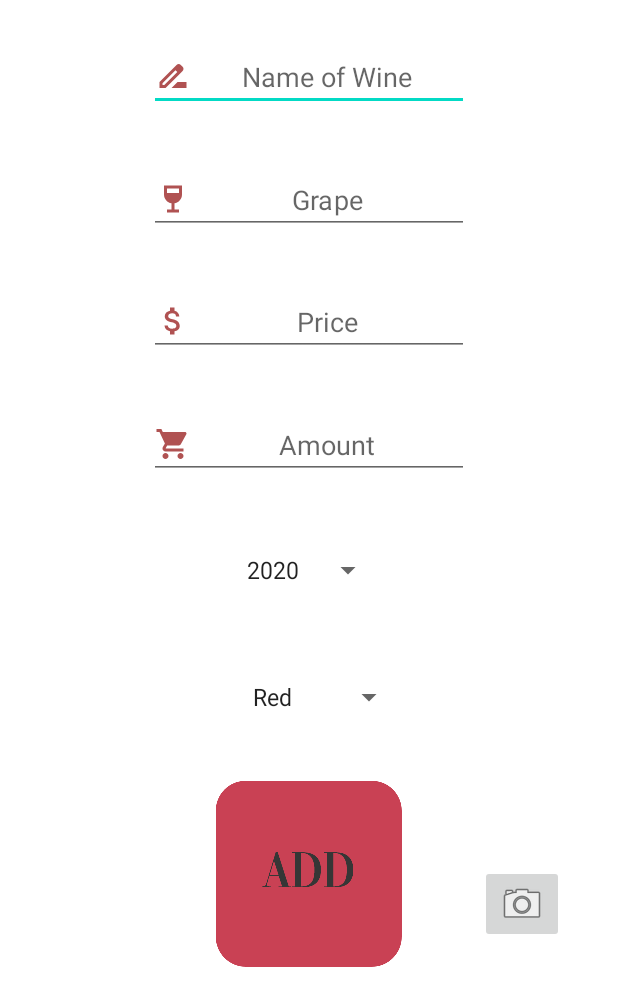
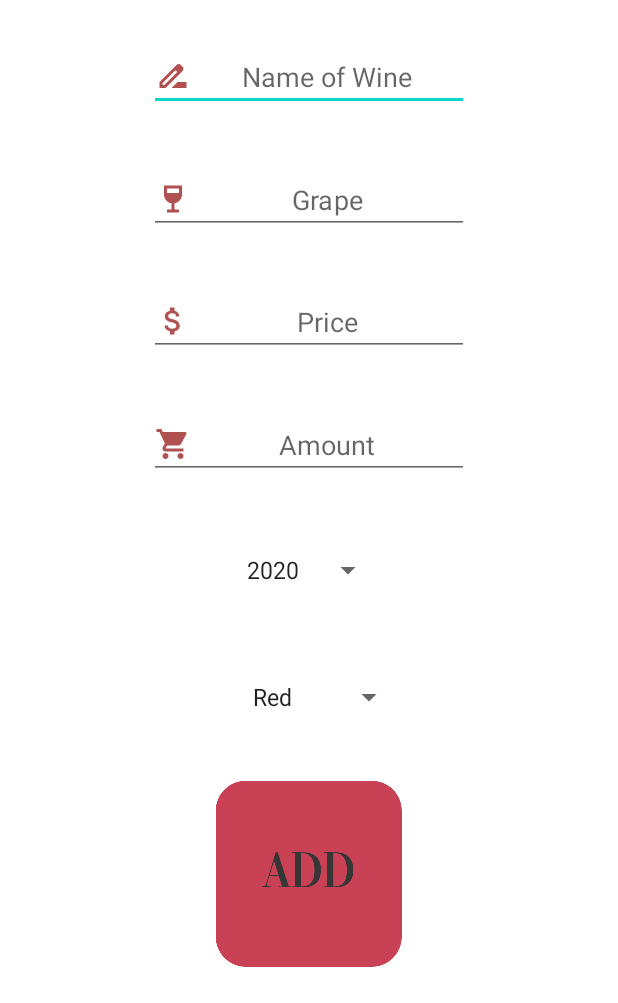
Before and after one commit to sincs99/Winecellar, an Android app: the AddActivity screen opened directly, with no data from a screen before it, on a phone screen of 412 x 824 dp, the part 233-1236 px from its top. Run offline under Robolectric (Android 15) with nearby library versions, the phone set to English and light mode, and no system bars.

Commit message:
Image in addView removed

```diff
--- a/app/src/main/java/com/example/winecellar/AddActivity.java
+++ b/app/src/main/java/com/example/winecellar/AddActivity.java
@@ -18,7 +18,7 @@ public class AddActivity extends AppCompatActivity {
     ImageView backButton;
     EditText editTextName, editTextGrape, editTextPrice, editTextAmount;
     Spinner spinnerYear, spinnerType;
-    ImageButton btnAdd, addImage;
+    ImageButton btnAdd;
 
     @Override
     protected void onCreate(Bundle savedInstanceState) {
@@ -34,7 +34,7 @@ public class AddActivity extends AppCompatActivity {
         spinnerType = findViewById(R.id.spinnerType);
         btnAdd = findViewById(R.id.addBtn);
         backButton = findViewById(R.id.backbtn);
-        addImage = findViewById(R.id.addImage);
+
 
 
 
--- a/app/src/main/res/layout/activity_add.xml
+++ b/app/src/main/res/layout/activity_add.xml
@@ -160,17 +160,6 @@
         app:layout_constraintStart_toStartOf="parent"
         app:layout_constraintTop_toBottomOf="@+id/spinnerYear" />
 
-    <ImageButton
-        android:id="@+id/addImage"
-        android:layout_width="wrap_content"
-        android:layout_height="wrap_content"
-        android:layout_marginStart="168dp"
-        android:layout_marginLeft="168dp"
-        android:layout_marginBottom="40dp"
-        app:layout_constraintBottom_toBottomOf="parent"
-        app:layout_constraintEnd_toEndOf="parent"
-        app:layout_constraintHorizontal_bias="0.181"
-        app:layout_constraintStart_toStartOf="@+id/addBtn"
-        app:srcCompat="@android:drawable/ic_menu_camera" />
+
 
 </androidx.constraintlayout.widget.ConstraintLayout>
```
